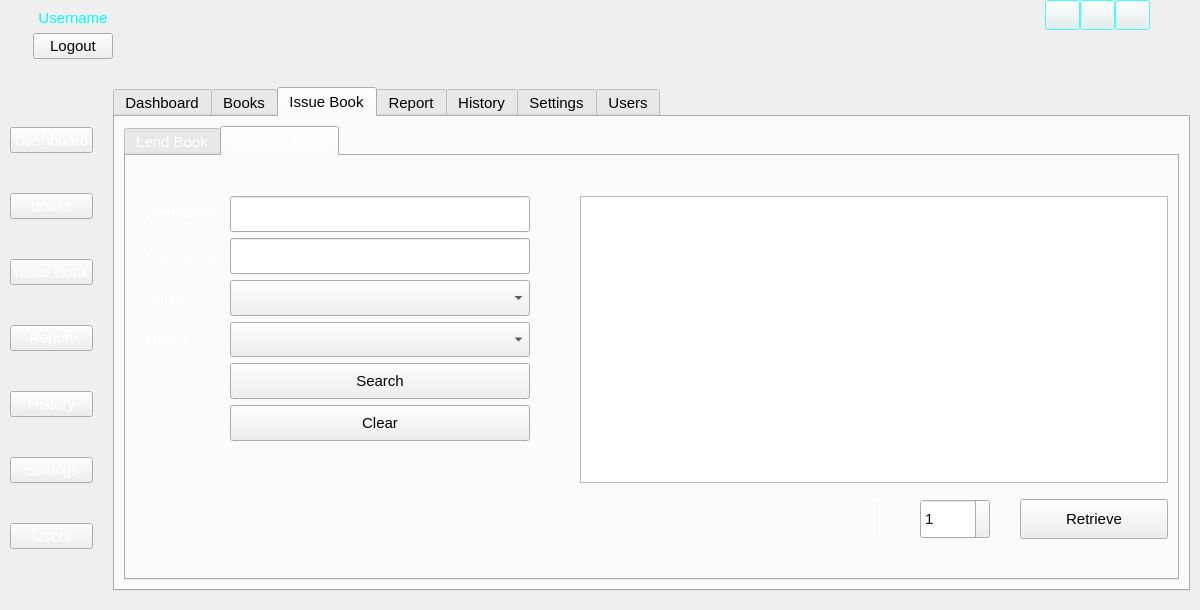
Before: the Qt Designer form main.ui in Porcupine1/School_Library_System, drawn with Qt 5.
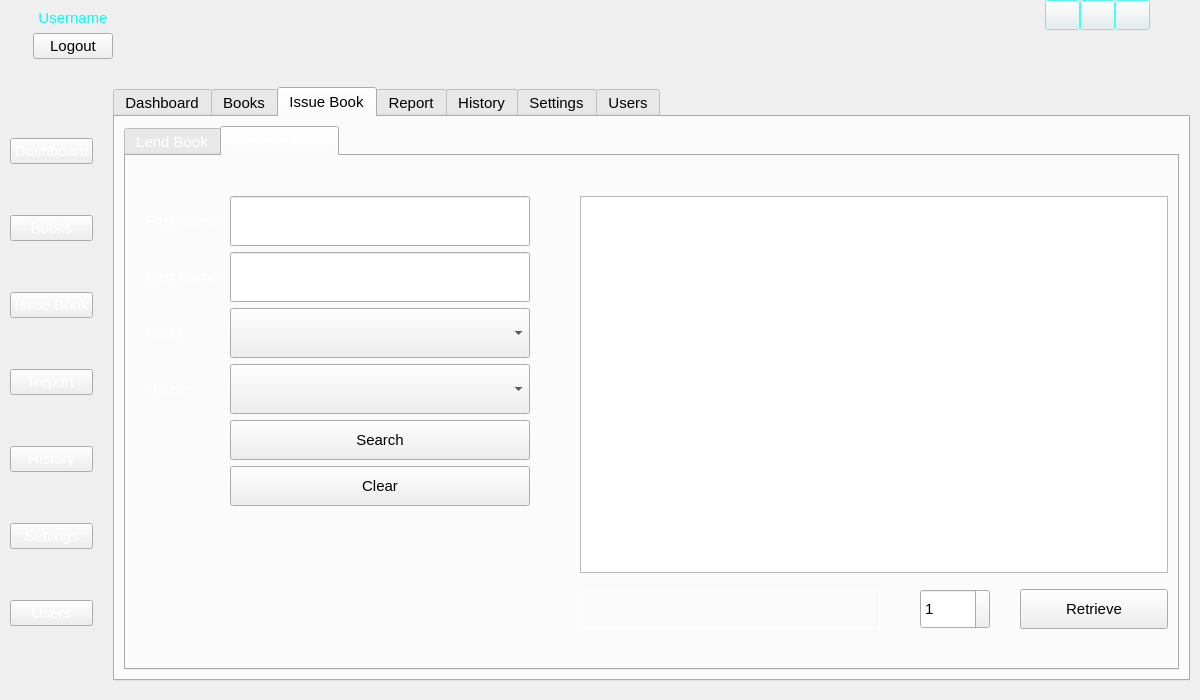
After: the same form once the commit is applied. The open tabs and pages were chosen to show the change. Icons and pictures are not drawn.

Commit message: styled responses

Patch:
```diff
--- a/main.ui
+++ b/main.ui
@@ -7,7 +7,7 @@
     <x>0</x>
     <y>0</y>
     <width>1200</width>
-    <height>610</height>
+    <height>700</height>
    </rect>
   </property>
   <property name="sizePolicy">
@@ -4918,6 +4918,43 @@
                </item>
                <item row="4" column="0">
                 <widget class="QLabel" name="label_25">
+                 <property name="palette">
+                  <palette>
+                   <active>
+                    <colorrole role="WindowText">
+                     <brush brushstyle="SolidPattern">
+                      <color alpha="255">
+                       <red>255</red>
+                       <green>255</green>
+                       <blue>255</blue>
+                      </color>
+                     </brush>
+                    </colorrole>
+                   </active>
+                   <inactive>
+                    <colorrole role="WindowText">
+                     <brush brushstyle="SolidPattern">
+                      <color alpha="255">
+                       <red>255</red>
+                       <green>255</green>
+                       <blue>255</blue>
+                      </color>
+                     </brush>
+                    </colorrole>
+                   </inactive>
+                   <disabled>
+                    <colorrole role="WindowText">
+                     <brush brushstyle="SolidPattern">
+                      <color alpha="255">
+                       <red>120</red>
+                       <green>120</green>
+                       <blue>120</blue>
+                      </color>
+                     </brush>
+                    </colorrole>
+                   </disabled>
+                  </palette>
+                 </property>
                  <property name="text">
                   <string>Class</string>
                  </property>
@@ -4946,6 +4983,43 @@
                      <height>0</height>
                     </size>
                    </property>
+                   <property name="palette">
+                    <palette>
+                     <active>
+                      <colorrole role="WindowText">
+                       <brush brushstyle="SolidPattern">
+                        <color alpha="255">
+                         <red>255</red>
+                         <green>255</green>
+                         <blue>255</blue>
+                        </color>
+                       </brush>
+                      </colorrole>
+                     </active>
+                     <inactive>
+                      <colorrole role="WindowText">
+                       <brush brushstyle="SolidPattern">
+                        <color alpha="255">
+                         <red>255</red>
+                         <green>255</green>
+                         <blue>255</blue>
+                        </color>
+                       </brush>
+                      </colorrole>
+                     </inactive>
+                     <disabled>
+                      <colorrole role="WindowText">
+                       <brush brushstyle="SolidPattern">
+                        <color alpha="255">
+                         <red>120</red>
+                         <green>120</green>
+                         <blue>120</blue>
+                        </color>
+                       </brush>
+                      </colorrole>
+                     </disabled>
+                    </palette>
+                   </property>
                    <property name="frameShape">
                     <enum>QFrame::Box</enum>
                    </property>
@@ -5046,6 +5120,43 @@
                </item>
                <item row="2" column="0">
                 <widget class="QLabel" name="label_24">
+                 <property name="palette">
+                  <palette>
+                   <active>
+                    <colorrole role="WindowText">
+                     <brush brushstyle="SolidPattern">
+                      <color alpha="255">
+                       <red>255</red>
+                       <green>255</green>
+                       <blue>255</blue>
+                      </color>
+                     </brush>
+                    </colorrole>
+                   </active>
+                   <inactive>
+                    <colorrole role="WindowText">
+                     <brush brushstyle="SolidPattern">
+                      <color alpha="255">
+                       <red>255</red>
+                       <green>255</green>
+                       <blue>255</blue>
+                      </color>
+                     </brush>
+                    </colorrole>
+                   </inactive>
+                   <disabled>
+                    <colorrole role="WindowText">
+                     <brush brushstyle="SolidPattern">
+                      <color alpha="255">
+                       <red>120</red>
+                       <green>120</green>
+                       <blue>120</blue>
+                      </color>
+                     </brush>
+                    </colorrole>
+                   </disabled>
+                  </palette>
+                 </property>
                  <property name="text">
                   <string>First Name</string>
                  </property>
@@ -5053,6 +5164,43 @@
                </item>
                <item row="3" column="0">
                 <widget class="QLabel" name="label_27">
+                 <property name="palette">
+                  <palette>
+                   <active>
+                    <colorrole role="WindowText">
+                     <brush brushstyle="SolidPattern">
+                      <color alpha="255">
+                       <red>255</red>
+                       <green>255</green>
+                       <blue>255</blue>
+                      </color>
+                     </brush>
+                    </colorrole>
+                   </active>
+                   <inactive>
+                    <colorrole role="WindowText">
+                     <brush brushstyle="SolidPattern">
+                      <color alpha="255">
+                       <red>255</red>
+                       <green>255</green>
+                       <blue>255</blue>
+                      </color>
+                     </brush>
+                    </colorrole>
+                   </inactive>
+                   <disabled>
+                    <colorrole role="WindowText">
+                     <brush brushstyle="SolidPattern">
+                      <color alpha="255">
+                       <red>120</red>
+                       <green>120</green>
+                       <blue>120</blue>
+                      </color>
+                     </brush>
+                    </colorrole>
+                   </disabled>
+                  </palette>
+                 </property>
                  <property name="text">
                   <string>Last Name</string>
                  </property>
@@ -5060,6 +5208,43 @@
                </item>
                <item row="5" column="0">
                 <widget class="QLabel" name="label_26">
+                 <property name="palette">
+                  <palette>
+                   <active>
+                    <colorrole role="WindowText">
+                     <brush brushstyle="SolidPattern">
+                      <color alpha="255">
+                       <red>255</red>
+                       <green>255</green>
+                       <blue>255</blue>
+                      </color>
+                     </brush>
+                    </colorrole>
+                   </active>
+                   <inactive>
+                    <colorrole role="WindowText">
+                     <brush brushstyle="SolidPattern">
+                      <color alpha="255">
+                       <red>255</red>
+                       <green>255</green>
+                       <blue>255</blue>
+                      </color>
+                     </brush>
+                    </colorrole>
+                   </inactive>
+                   <disabled>
+                    <colorrole role="WindowText">
+                     <brush brushstyle="SolidPattern">
+                      <color alpha="255">
+                       <red>120</red>
+                       <green>120</green>
+                       <blue>120</blue>
+                      </color>
+                     </brush>
+                    </colorrole>
+                   </disabled>
+                  </palette>
+                 </property>
                  <property name="text">
                   <string>House</string>
                  </property>
```
Left out of the diff: 949 changed lines with no effect on the pictures. The commit also changes 2 other files.
